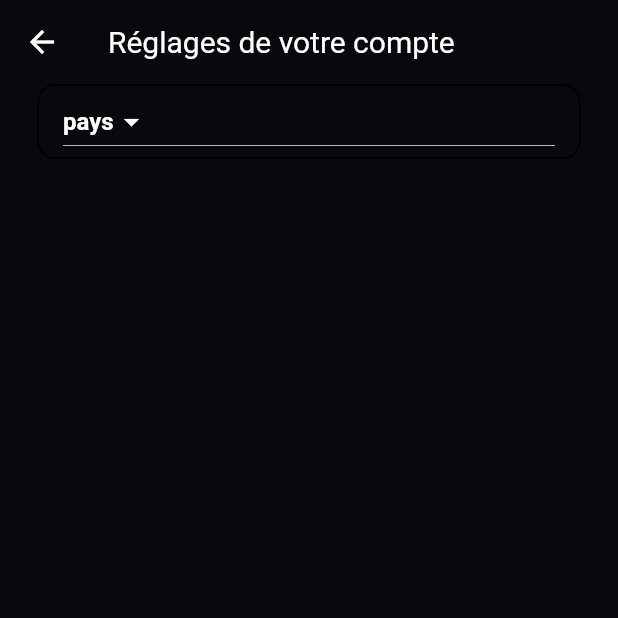
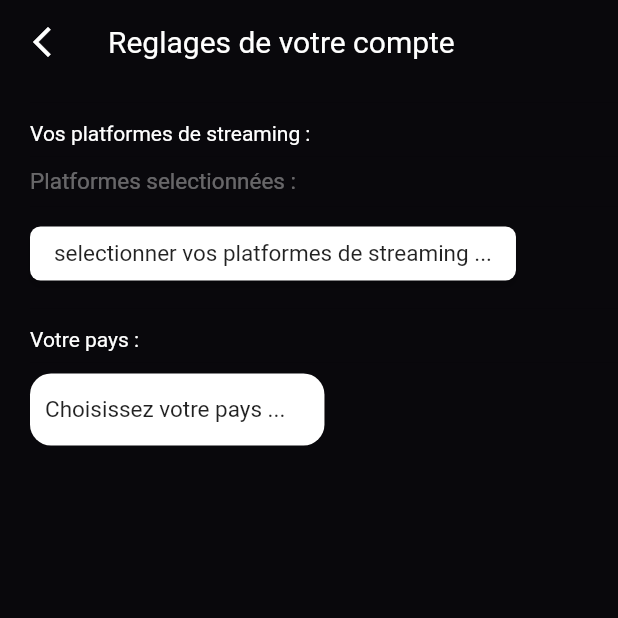
Before and after one commit to Brokeena/H23-Gr1-E7-CineChooser, a Flutter app: the Reglages screen opened directly, on a phone screen of 412 x 824 dp, the top half of it. Run offline on Flutter 3.47's test engine with Material 2 defaults, Android fonts, the phone set to English and light mode, and no system bars; our stand-ins replace carousel_slider, firebase_core; missing offline and left inert: swipable_stack, tmdb_api; accounts and stored records are empty.

Commit message:
réglages

```diff
--- a/app/cinechooser/test_application1/lib/pages/login_page.dart
+++ b/app/cinechooser/test_application1/lib/pages/login_page.dart
@@ -24,6 +24,7 @@ class _LoginPageState extends State<LoginPage> {
   }
 
   bool isButtonPressed = false;
+
 
   void buttonPressed() {
     setState(() {
--- a/app/cinechooser/test_application1/lib/pages/pagePrincipale.dart
+++ b/app/cinechooser/test_application1/lib/pages/pagePrincipale.dart
@@ -5,6 +5,7 @@ import 'package:flutter/foundation.dart';
 import 'package:cinechooser/utils/movie_carte.dart';
 import 'package:cinechooser/utils/bottom_buttons_row.dart';
 import '../utils/app_styles.dart';
+import '../utils/carte_overlay.dart';
 
 
 class PagePrincipale extends StatefulWidget {
@@ -84,8 +85,7 @@ class _PagePrincipaleState extends State<PagePrincipale> {
                         direction: properties.direction!,
                       )
 
-                     */
-                      // box avec oui/non
+                     */ // box avec oui/non
                   ],
                 );
               },
--- a/app/cinechooser/test_application1/lib/pages/reglages.dart
+++ b/app/cinechooser/test_application1/lib/pages/reglages.dart
@@ -1,5 +1,4 @@
 import 'package:cinechooser/pages/pagePrincipale.dart';
-import 'package:flutter/cupertino.dart';
 import 'package:flutter/material.dart';
 import 'package:cinechooser/utils/app_styles.dart';
 
@@ -11,99 +10,215 @@ class Reglages extends StatefulWidget {
 }
 
 class _ReglagesState extends State<Reglages> {
-  void _navigateToPreviousScreen(BuildContext context) {
-    Navigator.of(context)
-        .push(MaterialPageRoute(builder: (context) => const PagePrincipale()));
-  }
-
-  dynamic dropdownvalues = "pays";
-  List listItemPays = [
-    "pays",
-    "CA",
-    "US",
-    "RU",
-    "JA",
-    "AU",
-    "ES",
-    "BE",
+  List<String> _selectedItems = [];
+  dynamic dropdownvalues;
+  List<String> pays = [
+    'Canada','États-unis','France','Australie','Japon','Austria','Belgium','Bulgaria','Cyprus','Czech Republic','Denmark','Estonia','Finland','Germany','Greece','Hungary','Ireland','Italy','Latvia','Lithuania','Luxembourg','Malta','Netherlands','Poland','Portugal','Romania','Slovakia','Slovenia','Spain','Sweden,United Kingdom'
   ];
-
   @override
   Widget build(BuildContext context) {
     return Scaffold(
-      extendBodyBehindAppBar: true,
+      backgroundColor: Styles.bgColor,
       appBar: AppBar(
         backgroundColor: Colors.transparent,
         elevation: 0,
-        title: const Text('Réglages de votre compte', style: Styles.entete),
+        title: const Text('Reglages de votre compte', style: Styles.entete),
         leading: IconButton(
           onPressed: () {
-            _navigateToPreviousScreen(context);
+            Navigator.push(
+              context,
+              MaterialPageRoute(builder: (context) => const PagePrincipale()),
+            );
           },
-          icon: const Icon(
-            Icons.arrow_back,
+          icon: const Icon(Icons.arrow_back_ios_new_outlined,
+              color: Colors.white),
         ),
       ),
+      body: SafeArea(
+        top: true,
+        child: Padding(
+          padding: const EdgeInsets.only(left: 20.0),
+          child: Column(
+            crossAxisAlignment: CrossAxisAlignment.start,
+            children: [
+              const Divider(height: 25),
+              const Text('Vos platformes de streaming :', style: Styles.petittitres),
+              const Divider(height: 15),
+              Row(
+                children: [
+                  const Text('Platformes selectionnées : ',
+                      style: Styles.informations),
+                  Wrap(
+                      spacing: 5,
+                      direction: Axis.horizontal,
+                      children: _selectedItems
+                          .map((e) => Chip(label: Text(e)))
+                          .toList())
+                ],
               ),
-      body: Container(
-        decoration: const BoxDecoration(color: Styles.bgColor),
-        child: SafeArea(
-          child: Center(
-            child: Container(
-              padding: const EdgeInsets.symmetric(horizontal: 25),
-              child: Column(
-                children: [
+              const Divider(height: 15),
+              ElevatedButton(
+                  style: ButtonStyle(
+                    alignment: Alignment.center,
+                    shape: MaterialStateProperty.resolveWith(
+                      (states) => RoundedRectangleBorder(
+                        borderRadius: BorderRadius.circular(7),
+                      ),
+                    ),
+                    backgroundColor: MaterialStateProperty.resolveWith(
+                      (states) => Colors.white,
+                    ),
+                  ),
+                  onPressed: _showMultiSelect,
+                  child: const Text(
+                      'selectionner vos platformes de streaming ...',
+                      style: TextStyle(
+                          fontWeight: FontWeight.normal,
+                          fontSize: 15,
+                          color: Colors.black87))),
+              const Divider(height: 25),
+              const Text('Votre pays :', style: Styles.petittitres),
+              const Divider(height: 15),
               Container(
-                    padding: EdgeInsets.symmetric(horizontal: 16),
-                    width: double.infinity,
-                    decoration: const ShapeDecoration(
-                        shape: RoundedRectangleBorder(
-                            side: BorderSide(
-                                width: 1.0, style: BorderStyle.solid),
-                            borderRadius: BorderRadius.all(
-                              Radius.circular(12),
-                            ))),
+                decoration:  BoxDecoration(color: Colors.white, borderRadius: BorderRadius.circular(14)),
+                child: DropdownButtonHideUnderline(
+                  child: Padding(
+                    padding: const EdgeInsets.only(left : 10.0),
                     child: DropdownButton(
+                          borderRadius: BorderRadius.circular(7),
+                          hint: const Text('Choisissez votre pays ...',
+                              style: TextStyle(
+                              fontWeight: FontWeight.normal,
+                              fontSize: 15,
+                              color: Colors.black87)),
                           value: dropdownvalues,
-                        dropdownColor: Styles.bgColor,
+
+                          dropdownColor: Colors.white,
+                          elevation: 0,
                           icon: const Icon(
                             Icons.arrow_drop_down,
-                          color: Colors.white,
+                            color: Colors.transparent,
                           ),
-                        elevation: 10,
-                        items: [
-                          "pays",
-                          "CA",
-                          "US",
-                          "RU",
-                          "JA",
-                          "AU",
-                          "ES",
-                          "BE",
-                        ]
-                            .map((dynamic value) => DropdownMenuItem(
+
+                          items: pays.map((dynamic value) => DropdownMenuItem(
                             value: value,
-                                  child: Text(
-                                    value,
-                                    style: const TextStyle(
-                                        fontWeight: FontWeight.bold,
-                                        color: Colors.white),
+                            child: Text(value, style : const TextStyle(
+                                fontWeight: FontWeight.normal,
+                                fontSize: 15,
+                                color: Colors.black87)
                             ),
-                                ))
-                            .toList(),
+                          )).toList(),
                           onChanged: (newItem) {
                             setState(() {
                               dropdownvalues = newItem!;
                             });
                           }),
-
-                  )
-                ],
                   ),
                 ),
+              ),
+            ],
           ),
         ),
       ),
     );
   }
+
+  void _showMultiSelect() async {
+    final List<String> items = [
+      'Netflix',
+      'Disney+',
+      'PrimeVideo',
+      'Crave3',
+      'Netfli23',
+      'Disney3+',
+      'Prim2eVideo',
+      'C4rave'
+    ];
+
+    final List<String>? results = await showDialog(
+      context: context,
+      builder: (BuildContext context) {
+        return MultiSelect(items: items);
+      },
+    );
+
+    if (results != null) {
+      setState(() {
+        _selectedItems = results;
+      });
     }
+  }
+}
+
+class MultiSelect extends StatefulWidget {
+  final List<String> items;
+
+  const MultiSelect({Key? key, required this.items}) : super(key: key);
+
+  @override
+  State<MultiSelect> createState() => _MultiSelectState();
+}
+
+class _MultiSelectState extends State<MultiSelect> {
+  final List<String> _selectedItems = [];
+
+  void _itemChange(String itemValue, bool isSelected) {
+    setState(() {
+      if (isSelected) {
+        _selectedItems.add(itemValue);
+      } else {
+        _selectedItems.remove(itemValue);
+      }
+    });
+  }
+
+  void _cancel() {
+    Navigator.pop(context);
+  }
+
+  void _submit() {
+    Navigator.pop(context, _selectedItems);
+  }
+
+  @override
+  Widget build(BuildContext context) {
+    return AlertDialog(
+      title: const Text('selectionner vos platformes de streaming',
+          style: TextStyle(
+              fontWeight: FontWeight.normal,
+              fontSize: 20,
+              color: Colors.black)),
+      content: SingleChildScrollView(
+        child: ListBody(
+          children: widget.items
+              .map((item) => CheckboxListTile(
+                    activeColor: Styles.red1,
+                    value: _selectedItems.contains(item),
+                    title: Text(item,
+                        style: const TextStyle(
+                            fontWeight: FontWeight.normal,
+                            fontSize: 15,
+                            color: Colors.black87)),
+                    controlAffinity: ListTileControlAffinity.leading,
+                    onChanged: (isChecked) => _itemChange(item, isChecked!),
+                  ))
+              .toList(),
+        ),
+      ),
+      actions: [
+        TextButton(
+            onPressed: _cancel,
+            child: const Text('Cancel', style: TextStyle(color: Colors.black))),
+        ElevatedButton(
+          onPressed: _submit,
+          style: ButtonStyle(
+            backgroundColor: MaterialStateProperty.resolveWith(
+              (states) => Styles.red1,
+            ),
+          ),
+          child: const Text('Confirmer', style: TextStyle(color: Colors.black)),
+        )
+      ],
+    );
+  }
+}
--- a/app/cinechooser/test_application1/lib/pages/setup_utilisateur.dart
+++ b/app/cinechooser/test_application1/lib/pages/setup_utilisateur.dart
@@ -2,7 +2,7 @@ import 'package:cinechooser/pages/pagePrincipale.dart';
 import 'package:cinechooser/widget/button.dart';
 import 'package:flutter/cupertino.dart';
 import 'package:flutter/material.dart';
-import 'package:cinechooser/components/textField.dart';
+import 'package:cinechooser/widget/textField.dart';
 import 'package:cinechooser/pages/login_page.dart';
 import 'package:cinechooser/utils/app_styles.dart';
 
--- a/app/cinechooser/test_application1/lib/utils/app_styles.dart
+++ b/app/cinechooser/test_application1/lib/utils/app_styles.dart
@@ -8,7 +8,8 @@ class Styles
   static const Color grey1 =  Color(0xff8D99AE);
   static const Color red1 =  Color(0xffCF313A);
   static const Color red2 =  Color(0xffFC171F);
-  static const Color green = Colors.green;
+  static const TextStyle nom_de_pages = TextStyle(fontWeight: FontWeight.normal, fontSize: 21, color: Colors.white);
+  static const TextStyle petittitres = TextStyle(color: Colors.white,fontWeight: FontWeight.normal);
   static const TextStyle entete = TextStyle(color: Colors.white,fontWeight: FontWeight.normal);
   static const TextStyle preTitre = TextStyle(fontWeight: FontWeight.normal, fontSize: 20, color: Colors.white);
   static const TextStyle titre = TextStyle(fontWeight: FontWeight.bold, fontSize: 36, color: Styles.red2);
--- a/app/cinechooser/test_application1/lib/utils/bottom_buttons_row.dart
+++ b/app/cinechooser/test_application1/lib/utils/bottom_buttons_row.dart
@@ -32,7 +32,7 @@ class BottomButtonsRow extends StatelessWidget {
                 color: canRewind ? Colors.white : Colors.grey,
                 onPressed: canRewind ? onRewindTap : null,
                 icone: const Icon(Icons.refresh, color: Styles.red1),
-                taille: 96,
+                taille: 64,
                 borderRadius: 100,
               ),
               Button(
@@ -41,7 +41,7 @@ class BottomButtonsRow extends StatelessWidget {
                 onPressed: () {
                   onSwipe(SwipeDirection.left);
                 },
-                taille: 64,
+                taille: 96,
                 borderRadius: 100,
               ),
               Button(
@@ -50,7 +50,7 @@ class BottomButtonsRow extends StatelessWidget {
                   onSwipe(SwipeDirection.right);
                 },
                 icone: const Icon(Icons.star, color: Styles.red1),
-                taille: 64,
+                taille: 96,
                 borderRadius: 100,
               ),
             ],
```
Also changed, not shown: app/cinechooser/test_application1/lib/widget/button.dart (+8 -0 lines), app/cinechooser/test_application1/lib/widget/textField.dart (renamed from app/cinechooser/test_application1/lib/components/textField.dart). Lines whose indentation alone changed are shown as unchanged.
